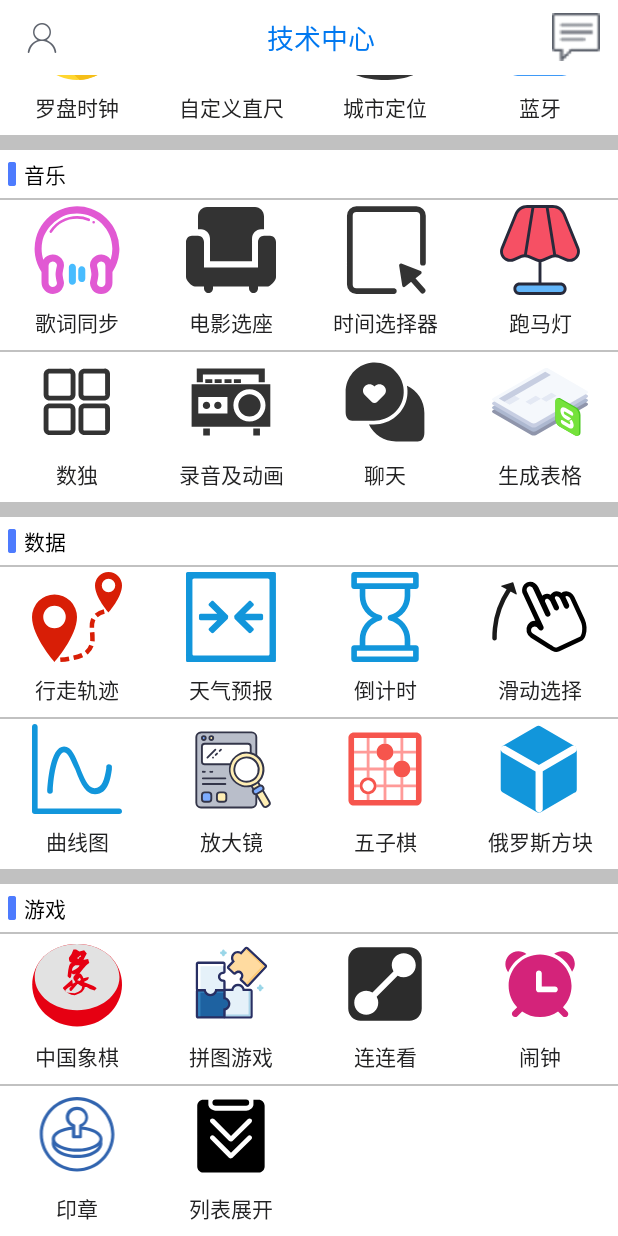
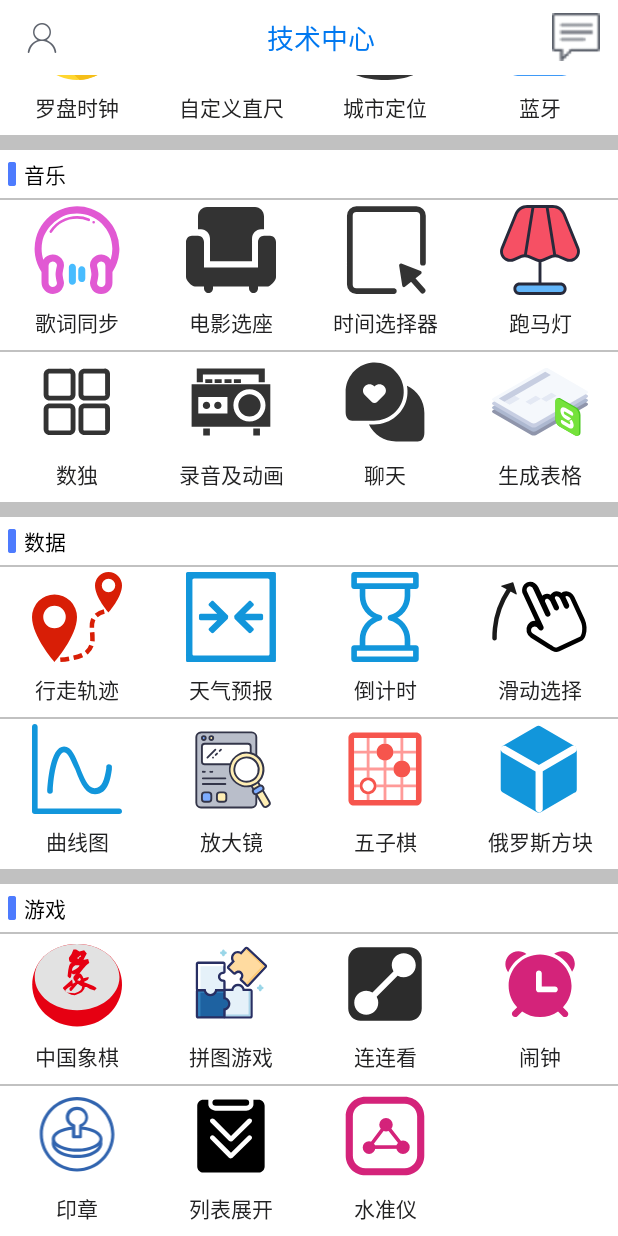
Before and after one commit to xinshengBoy/SimpleDemo3, an Android app: the MainActivity screen opened directly, with no data from a screen before it, scrolled down 1027 dp, on a phone screen of 412 x 824 dp. Run offline under Robolectric (Android 15) with nearby library versions, the phone set to English and light mode, and no system bars; libraries missing offline, so code that uses them is left out: com.yhao.floatwindow, com.youth.banner, me.leolin.shortcutbadger, net.lemonsoft.lemonbubble, net.lemonsoft.lemonhello; plain views replace Banner; 3 statements that could not run were skipped.

Commit message:
新增水平仪

```diff
--- a/app/build.gradle
+++ b/app/build.gradle
@@ -69,4 +69,6 @@ dependencies {
     //汉字转拼音
     api 'com.github.promeg:tinypinyin:2.0.3'
     api 'com.github.promeg:tinypinyin-lexicons-android-cncity:2.0.3'
+    //桌面通知数量提醒
+    implementation "me.leolin:ShortcutBadger:1.1.22@aar"
 }
--- a/app/src/main/AndroidManifest.xml
+++ b/app/src/main/AndroidManifest.xml
@@ -203,6 +203,7 @@
             android:label="@string/ic_seal"
             android:screenOrientation="portrait"  />
         <activity android:name=".activity.RecyclerItemOpenActivity" />
+        <activity android:name=".activity.BalanceLevelActivity" />
 
         <service android:name=".adapter.OpenAppService" />
         <!--闹钟接收器-->
--- a/app/src/main/java/com/yks/simpledemo3/activity/MainActivity.java
+++ b/app/src/main/java/com/yks/simpledemo3/activity/MainActivity.java
@@ -70,7 +70,7 @@ public class MainActivity extends BaseActivity implements View.OnClickListener {
                                         R.id.record_footline_layout,R.id.wether_report_layout,R.id.time_down_layout,R.id.scroll_select_layout,
                                         R.id.suitlines_layout,R.id.zoom_image_layout,R.id.gobang_layout,R.id.tetris_layout,
                                         R.id.chinese_chess_layout,R.id.puzzle_image_layout,R.id.repeate_read_layout,R.id.alarm_clock_layout,
-                                        R.id.create_seal_layout,R.id.recycler_item_open_layout};
+                                        R.id.create_seal_layout,R.id.recycler_item_open_layout,R.id.balance_level_layout};
     private final Class [] classes = new Class[]{ChannelSortActivity.class,DrawableActivity.class,AppBayLayoutActivity.class,SafeKeyBoardActivity.class,
                                                 MessageVerificationActivity.class,XiaomiStepClockActivity.class,DialogFragmentActivity.class,WindWillActivity.class,
                                                 SuperButtonActivity.class,WaterPictureActivity.class,TimingTaskActivity.class,ExportCSVActivity.class,
@@ -83,7 +83,7 @@ public class MainActivity extends BaseActivity implements View.OnClickListener {
                                                 RecordFootLineActivity.class,WeatherReportActivity.class,TimeDownActivity.class,ScrollSelectActivity.class,
                                                 SuitLinesActivity.class,ZoomImageActivity.class,GobangActivity.class,TetrisActivity.class,
                                                 ChineseChessActivity.class,PuzzleImageActivity.class,RepeateReadActivity.class,AlarmClockActivity.class,
-                                                CreateSealActivity.class,RecyclerItemOpenActivity.class};
+                                                CreateSealActivity.class,RecyclerItemOpenActivity.class,BalanceLevelActivity.class};
     @Override
     public void onCreate(Bundle savedInstanceState) {
         super.onCreate(savedInstanceState);
--- /dev/null
+++ b/app/src/main/res/drawable/ic_level.xml
@@ -0,0 +1,9 @@
+<vector android:autoMirrored="true" android:height="64dp"
+    android:viewportHeight="1024" android:viewportWidth="1024"
+    android:width="64dp" xmlns:android="http://schemas.android.com/apk/res/android">
+    <path android:fillColor="#d4237a" android:pathData="M735.5,959h-447C165.3,959 65,858.7 65,735.5v-447C65,165.3 165.3,65 288.5,65h447C858.7,65 959,165.3 959,288.5v447C959,858.7 858.7,959 735.5,959zM288.5,146.3c-78.4,0 -142.2,63.8 -142.2,142.2v447c0,78.4 63.8,142.2 142.2,142.2h447c78.4,0 142.2,-63.8 142.2,-142.2v-447c0,-78.4 -63.8,-142.2 -142.2,-142.2h-447z"/>
+    <path android:fillColor="#d4237a" android:pathData="M523.6,383.6m-76.6,0a76.6,76.6 0,1 0,153.2 0,76.6 76.6,0 1,0 -153.2,0Z"/>
+    <path android:fillColor="#d4237a" android:pathData="M716.8,639.2m-76.6,0a76.6,76.6 0,1 0,153.2 0,76.6 76.6,0 1,0 -153.2,0Z"/>
+    <path android:fillColor="#d4237a" android:pathData="M330.5,643.7m-72.1,0a72.1,72.1 0,1 0,144.2 0,72.1 72.1,0 1,0 -144.2,0Z"/>
+    <path android:fillColor="#d4237a" android:pathData="M291.5,659.2l231.8,-309 239.9,307.4 -471.7,1.6zM523.9,417L373,618.3l307.2,-1.1L523.9,417z"/>
+</vector>
--- a/app/src/main/res/layout/content_main.xml
+++ b/app/src/main/res/layout/content_main.xml
@@ -384,12 +384,12 @@
                 style="@style/menuItemStyle"
                 imageText:myImageResource="@drawable/ic_item_open"
                 imageText:myTextContent="@string/ic_item_open" />
-<!--            &lt;!&ndash;连连看&ndash;&gt;-->
-<!--            <com.yks.simpledemo3.view.MenuItemView-->
-<!--                android:id="@+id/repeate_read_layout"-->
-<!--                style="@style/menuItemStyle"-->
-<!--                imageText:myImageResource="@drawable/ic_repeate_read"-->
-<!--                imageText:myTextContent="@string/ic_repeate_read" />-->
+            <!--水准仪-->
+            <com.yks.simpledemo3.view.MenuItemView
+                android:id="@+id/balance_level_layout"
+                style="@style/menuItemStyle"
+                imageText:myImageResource="@drawable/ic_level"
+                imageText:myTextContent="@string/ic_level" />
 <!--            &lt;!&ndash;闹钟&ndash;&gt;-->
 <!--            <com.yks.simpledemo3.view.MenuItemView-->
 <!--                android:id="@+id/alarm_clock_layout"-->
@@ -399,7 +399,7 @@
             <View
                 android:layout_width="0dp"
                 android:layout_height="match_parent"
-                android:layout_weight="2" />
+                android:layout_weight="1" />
         </LinearLayout>
     </LinearLayout>
 
--- a/app/src/main/res/values/strings.xml
+++ b/app/src/main/res/values/strings.xml
@@ -88,6 +88,7 @@
     <string name="ic_alarm_clock">闹钟</string>
     <string name="ic_seal">印章</string>
     <string name="ic_item_open">列表展开</string>
+    <string name="ic_level">水准仪</string>
 
     <string name="chu_river">楚河</string>
     <string name="chinese_border">汉界</string>
```
Also changed, not shown: app/src/main/java/com/yks/simpledemo3/activity/BalanceLevelActivity.java (added, +108 -0 lines), app/src/main/java/com/yks/simpledemo3/view/LevelView.java (added, +147 -0 lines), app/src/main/res/layout/activity_balance_level.xml (added, +32 -0 lines), app/src/main/res/mipmap-hdpi/level_circle.png (added), app/src/main/res/mipmap-hdpi/small.png (added).
